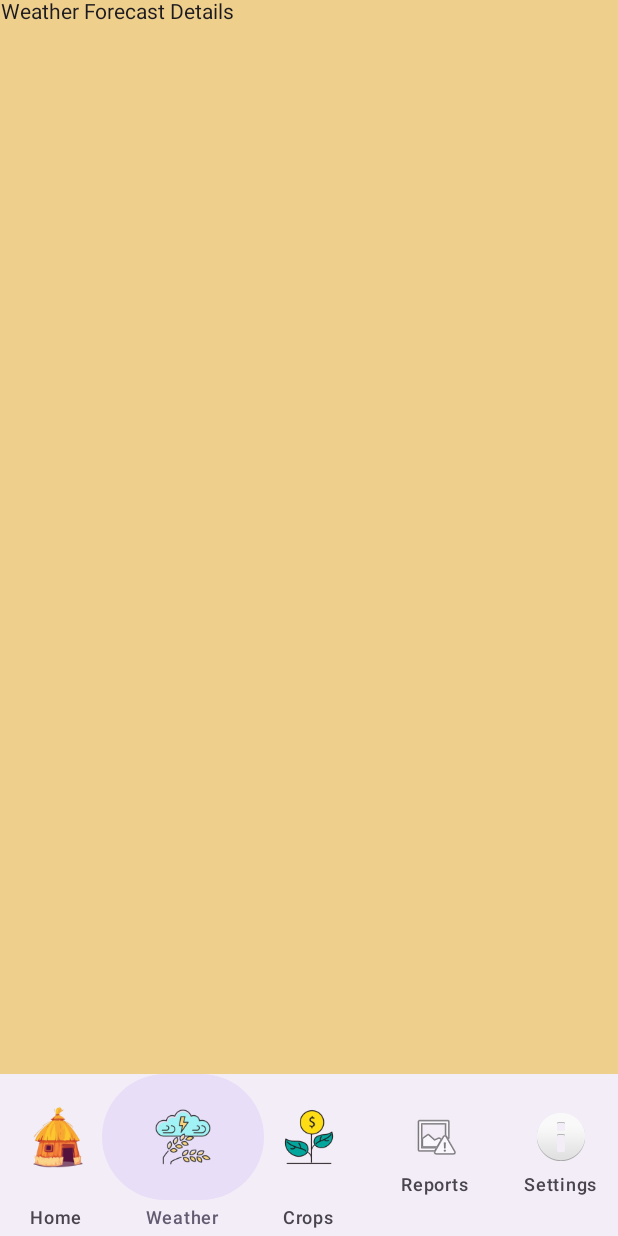
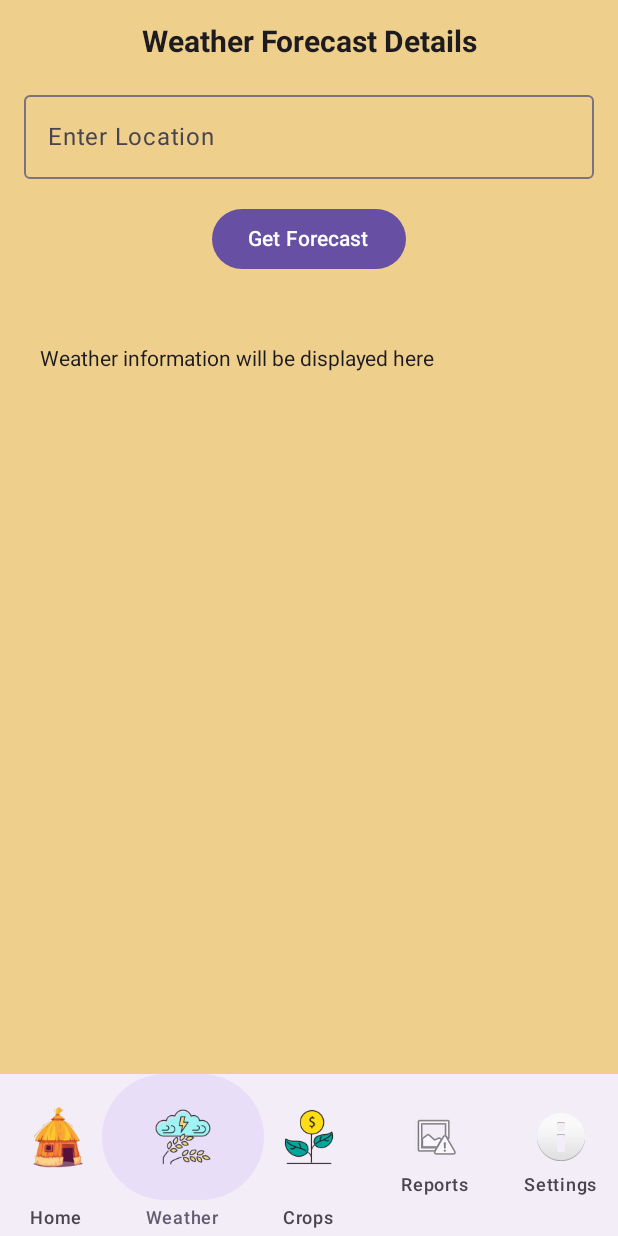
Before and after one commit to v3vishal/AgriFincaster-kt, an Android app built with Jetpack Compose: the HomeScreen screen opened through its navigation route, item 2 of the bottom bar chosen, on a phone screen of 412 x 824 dp. Run offline under Robolectric (Android 15) with nearby library versions, the phone set to English and light mode, and no system bars; our stand-ins replace Firebase (no records; nobody signed in at launch, a user with empty details on screens opened directly); libraries missing offline, so code that uses them is left out: com.composables.core; 1 statement that could not run was skipped.

Commit message:
Home+Weather

```diff
--- a/app/src/main/java/com/v3vishal/agrifincaster/MainActivity.kt
+++ b/app/src/main/java/com/v3vishal/agrifincaster/MainActivity.kt
@@ -15,6 +15,8 @@ import androidx.compose.material.icons.Icons
 import androidx.compose.material.icons.rounded.KeyboardArrowDown
 import androidx.compose.material3.*
 import androidx.compose.runtime.*
+import androidx.compose.runtime.getValue
+import androidx.compose.runtime.setValue
 import androidx.compose.ui.Alignment
 import androidx.compose.ui.Modifier
 import androidx.compose.ui.draw.clip
@@ -22,6 +24,7 @@ import androidx.compose.ui.graphics.Color
 import androidx.compose.ui.input.key.Key.Companion.Menu
 import androidx.compose.ui.res.painterResource
 import androidx.compose.ui.text.TextStyle
+import androidx.compose.ui.text.font.FontWeight
 import androidx.compose.ui.text.input.PasswordVisualTransformation
 import androidx.compose.ui.text.style.TextAlign
 import androidx.compose.ui.unit.dp
@@ -218,7 +221,6 @@ fun RegistrationPage(navController: NavController) {
 
 @Composable
 fun HomeScreen(navController: NavController) {
-    // Show Bottom Nav Bar for inner navigation after login
     val bottomNavController = rememberNavController()
 
     Scaffold(
@@ -230,7 +232,6 @@ fun HomeScreen(navController: NavController) {
     }
 }
 
-// Bottom Navigation Bar Composable
 @Composable
 fun BottomNavigationBar(navController: NavController) {
     val items = listOf(
@@ -282,9 +283,32 @@ fun BottomNavHost(navController: NavHostController) {
 fun HomeScreen() {
     val hexC = "#eecf8c"
     val bghex = android.graphics.Color.parseColor(hexC)
-    Text("Home Screen", modifier = Modifier
-        .fillMaxSize()
-        .background(color = Color(bghex)), textAlign = TextAlign.Center)
+
+    Column(
+        modifier = Modifier
+            .fillMaxSize()
+            .background(color = Color(bghex))
+            .padding(16.dp),
+        horizontalAlignment = Alignment.CenterHorizontally
+    ) {
+        Image(
+            painter = painterResource(id = R.mipmap.agfc_logo_foreground),
+            contentDescription = "AGFC Logo",
+            modifier = Modifier.size(250.dp)
+        )
+
+        Text(
+            "Hi {user}, Welcome to AgriFincaster!",
+            style = TextStyle(fontSize = 36.sp, fontWeight = FontWeight.Bold),
+            modifier = Modifier.padding(top = 4.dp)
+        )
+
+        Text("AgriFincaster helps you to obtain Weather info, predict production and yield for your crops, and manage your finances! Click on the bottom buttons to navigate through the app.",
+            style = TextStyle(fontSize = 20.sp),
+            modifier = Modifier.padding(top = 8.dp)
+        )
+
+    }
 }
 
 @Composable
@@ -300,10 +324,43 @@ fun SettingsScreen() {
 fun WeatherScreen() {
     val hexC = "#eecf8c"
     val bghex = android.graphics.Color.parseColor(hexC)
-    Box(modifier = Modifier.fillMaxSize().background(color = Color(bghex))) {
-        Text("Weather Forecast Details", textAlign = TextAlign.Center)
+    var location by remember { mutableStateOf("") }
+
+    Column(
+        modifier = Modifier
+            .fillMaxSize()
+            .background(color = Color(bghex))
+            .padding(16.dp)
+    ) {
+        Text(
+            "Weather Forecast Details",
+            modifier = Modifier.fillMaxWidth(),
+            textAlign = TextAlign.Center,
+            style = TextStyle(fontSize = 20.sp, fontWeight = FontWeight.Bold)
+        )
+
+        Spacer(modifier = Modifier.height(16.dp))
+
+        OutlinedTextField(
+            value = location,
+            onValueChange = { location = it },
+            label = { Text("Enter Location") },
+            modifier = Modifier.fillMaxWidth()
+        )
+
+        Spacer(modifier = Modifier.height(16.dp))
+
+        Button(
+            onClick = { /* TODO: add weather open-meteo api code */ },
+            modifier = Modifier.align(Alignment.CenterHorizontally)
+        ) {
+            Text("Get Forecast")
+        }
+
+        Spacer(modifier = Modifier.height(48.dp))
+
+        Text("   Weather information will be displayed here", textAlign = TextAlign.Center)
     }
-
 }
 
 @Composable
@@ -339,6 +396,6 @@ fun AppNavigation() {
 @Composable
 fun Preview() {
     AgriFincasterTheme {
-        WeatherScreen()
+        HomeScreen(navController = rememberNavController())
     }
 }
```
